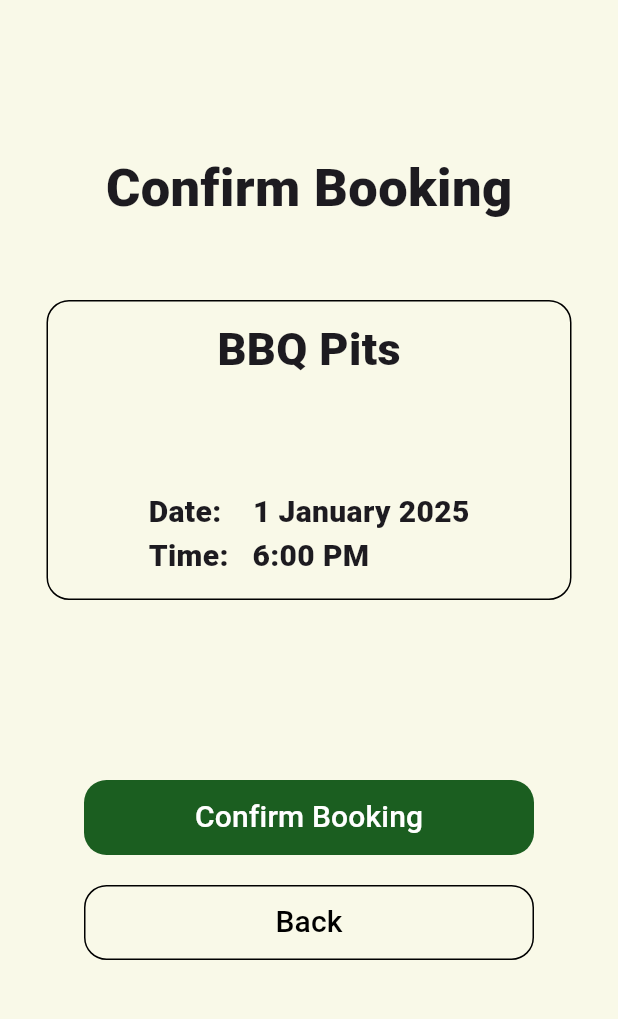
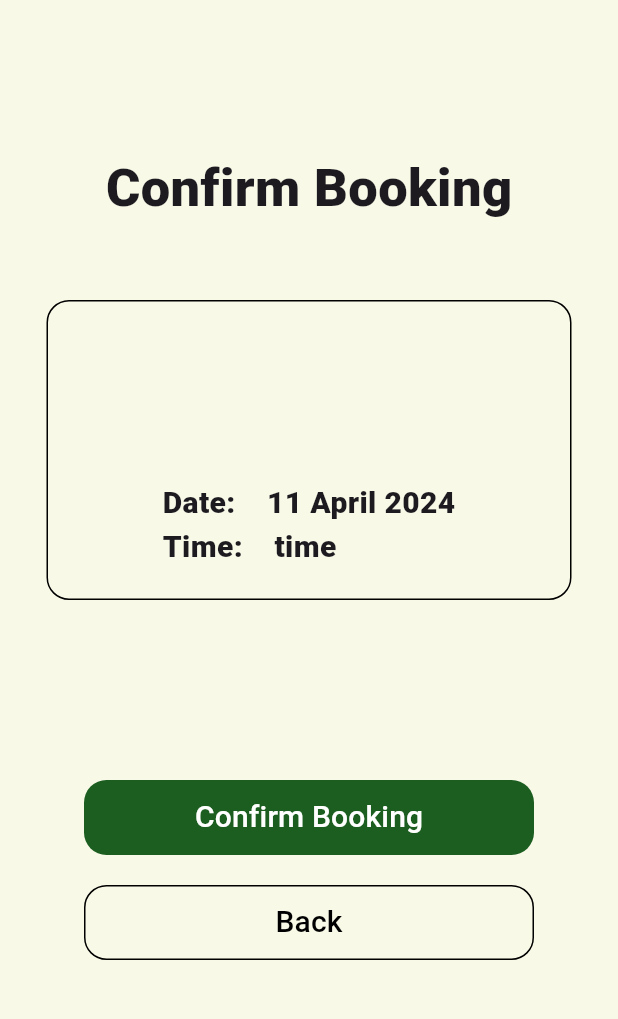
Before and after one commit to emily7lim/NParkBuddies, a Flutter app: the SelectDateTime screen opened directly with empty values, after a tap on "11", on a phone screen of 412 x 824 dp, the part 165-1184 px from its top. Run offline on Flutter 3.47's test engine with Material 3 defaults, Android fonts, the phone set to English and light mode, and no system bars; our stand-ins replace auto_size_text, flutter_rating_bar, google_maps_flutter, table_calendar; network calls fail.

Commit message:
add calendar, change facility format

```diff
--- a/npark_buddy/lib/confirm_booking.dart
+++ b/npark_buddy/lib/confirm_booking.dart
@@ -1,5 +1,7 @@
 import 'package:flutter/material.dart';
 import 'select_datetime.dart';
+import 'package:auto_size_text/auto_size_text.dart';
+
 //main for debugging
 // void main() => runApp(const MaterialApp(
 //   home: ConfirmBooking(),
@@ -7,9 +9,10 @@ import 'select_datetime.dart';
 
 class ConfirmBooking extends StatelessWidget {
   final String location;
+  final String facility;
   final String time;
-
-  const ConfirmBooking({super.key, required this.location, required this.time});
+  final String dates;
+  const ConfirmBooking({super.key, required this.location, required this.facility, required this.dates, required this.time});
   @override
   Widget build(BuildContext context) {
     return Scaffold(
@@ -64,19 +67,23 @@ class ConfirmBooking extends StatelessWidget {
 
               child: Column(
                 children: [
-                  const Padding(
+                  Padding(
                     padding: EdgeInsets.fromLTRB(0, 10, 0, 0),
-                    child: Text(
-                      'BBQ Pits',
+                    child: Container(
+                      height: 60,
+                      child: AutoSizeText(
+                        facility,
+                          textAlign: TextAlign.center,
                         style: TextStyle(
                         fontSize: 30,
                         fontWeight: FontWeight.w900
                       )
                       ),
                     ),
-                  Padding(
-                    padding: EdgeInsets.fromLTRB(0, 0, 0, 30),
-                    child: Text(
+                  ),
+                    Container(
+                      height: 50,
+                      child: AutoSizeText(
                         location,
                         style: const TextStyle(
                         fontSize: 30,
@@ -84,18 +91,18 @@ class ConfirmBooking extends StatelessWidget {
                       )
                     ),
                   ),
-                  const Column(
+                  Column(
                     crossAxisAlignment: CrossAxisAlignment.start,
                     children: [
                       Text(
-                        'Date:\t\t\t\t1 January 2025',
+                          'Date:\t\t\t\t' + dates,
                         style: TextStyle(
                           fontSize: 20,
                           fontWeight: FontWeight.w900
                         )
                       ),
                       Text(
-                        'Time:\t\t\t6:00 PM',
+                        'Time:\t\t\t\t' + time,
                         style: TextStyle(
                           fontSize: 20,
                           fontWeight: FontWeight.w900
@@ -148,7 +155,7 @@ class ConfirmBooking extends StatelessWidget {
                   onPressed: (){
                     Navigator.push(
                       context,
-                      MaterialPageRoute(builder: (context) => SelectDateTime(location: location)),
+                      MaterialPageRoute(builder: (context) => SelectDateTime(location: location, facility: facility,)),
                     );
                   },
                   style: OutlinedButton.styleFrom(
--- a/npark_buddy/lib/select_datetime.dart
+++ b/npark_buddy/lib/select_datetime.dart
@@ -1,16 +1,45 @@
 import 'package:flutter/material.dart';
+import 'package:intl/intl.dart';
 import 'package:npark_buddy/confirm_booking.dart';
+import 'package:table_calendar/table_calendar.dart';
 import 'view_facility.dart';
+import 'package:auto_size_text/auto_size_text.dart';
 
 //main for debugging
 // void main() => runApp(const MaterialApp(
 //   home: ConfirmBooking(),
 // ));
+extension DateTimeFormat on DateTime {
+  String fullDate() {
+    return DateFormat.yMMMMd('en_US').format(
+        DateTime.fromMicrosecondsSinceEpoch((this).microsecondsSinceEpoch));
+  }
+}
 
-class SelectDateTime extends StatelessWidget {
+class SelectDateTime extends StatefulWidget {
   final String location;
+  final String facility;
+  const SelectDateTime(
+      {super.key, required this.location, required this.facility});
 
-  const SelectDateTime({super.key, required this.location});
+  @override
+  State<SelectDateTime> createState() =>
+      _SelectDateTimeState(location: location, facility: facility);
+}
+
+class _SelectDateTimeState extends State<SelectDateTime> {
+  final String location;
+  String facility;
+  DateTime today = DateTime.now();
+  void _onDaySelected(DateTime day, DateTime focusedDay) {
+    setState(() {
+      today = day;
+    });
+  }
+
+  @override
+  _SelectDateTimeState({required this.location, required this.facility});
+
   @override
   Widget build(BuildContext context) {
     return Scaffold(
@@ -40,8 +69,8 @@ class SelectDateTime extends StatelessWidget {
           child: Column(children: [
             const SizedBox(height: 20),
             Container(
-                width: 350,
-                height: 110,
+                width: 380,
+                height: 90,
                 decoration: BoxDecoration(
                   borderRadius: const BorderRadius.all(Radius.circular(15)),
                   color: const Color(0xFCF9F9E8),
@@ -49,28 +78,65 @@ class SelectDateTime extends StatelessWidget {
                 ),
                 child: Column(
                   children: [
-                    const Padding(
+                    Padding(
                       padding: EdgeInsets.fromLTRB(0, 10, 0, 0),
-                      child: Text('BBQ Pits',
-                          style: TextStyle(
-                              fontSize: 30, fontWeight: FontWeight.w900)),
+                      child: Container(
+                        height: 32,
+                        width: 366,
+                        child: AutoSizeText(
+                          facility,
+                          textAlign: TextAlign.center,
+                          style: const TextStyle(
+                              fontSize: 25, fontWeight: FontWeight.bold),
+                        ),
+                      ),
                     ),
                     Padding(
-                      padding: EdgeInsets.fromLTRB(0, 0, 0, 10),
-                      child: Text(location,
+                      padding: EdgeInsets.fromLTRB(0, 5, 0, 0),
+                      child: Container(
+                        height: 30,
+                        child: AutoSizeText(location,
                             style: const TextStyle(
-                              fontSize: 30, fontWeight: FontWeight.w900)),
+                                fontSize: 25, fontWeight: FontWeight.bold)),
+                      ),
                     ),
                   ],
                 )),
-            Text('Available time slots'),
+            const Text('Pick a date'),
+            Container(
+              color: Colors.white,
+              width: 300,
+              height: 400,
+              child: TableCalendar(
+                focusedDay: today,
+                firstDay: DateTime.utc(2010, 1, 1),
+                lastDay: DateTime.utc(2040, 1, 1),
+                headerStyle: HeaderStyle(
+                    formatButtonVisible: false, titleCentered: true),
+                availableGestures: AvailableGestures.all,
+                selectedDayPredicate: (day) => isSameDay(day, today),
+                onDaySelected: _onDaySelected,
+              ),
+            ),
+            const Text('Available time slots'),
+            Wrap(
+              children: [
+                for (int i = 0; i < 6; i++) ...{
                   OutlinedButton(
                     onPressed: () {
+                      String dates =
+                          today.fullDate().toString().replaceAll(",", "");
                       Navigator.push(
                         context,
                         MaterialPageRoute(
                             builder: (context) => ConfirmBooking(
                                   location: location,
+                                  facility: facility,
+                                  dates: dates.split(" ")[1] +
+                                      " " +
+                                      dates.split(" ")[0] +
+                                      " " +
+                                      dates.split(" ")[2],
                                   time: 'time',
                                 )),
                       );
@@ -89,6 +155,9 @@ class SelectDateTime extends StatelessWidget {
                         color: Colors.black,
                       ),
                     ),
+                  ),
+                },
+              ],
             ),
             FractionallySizedBox(
               child: Container(
--- a/npark_buddy/pubspec.yaml
+++ b/npark_buddy/pubspec.yaml
@@ -30,6 +30,8 @@ environment:
 dependencies:
   flutter:
     sdk: flutter
+  table_calendar: ^3.1.1
+  auto_size_text: ^3.0.0
 
 
   # The following adds the Cupertino Icons font to your application.
@@ -40,6 +42,7 @@ dependencies:
   google_maps_flutter_web: ^0.5.6+2
   http: ^1.2.1
   json_serializable: ^6.7.1
+  intl: ^0.19.0
 
   json_annotation: any
 dev_dependencies:
```
Also changed, not shown: npark_buddy/lib/view_facility.dart (+34 -12 lines), npark_buddy/pubspec.lock. Lines whose indentation alone changed are shown as unchanged.
